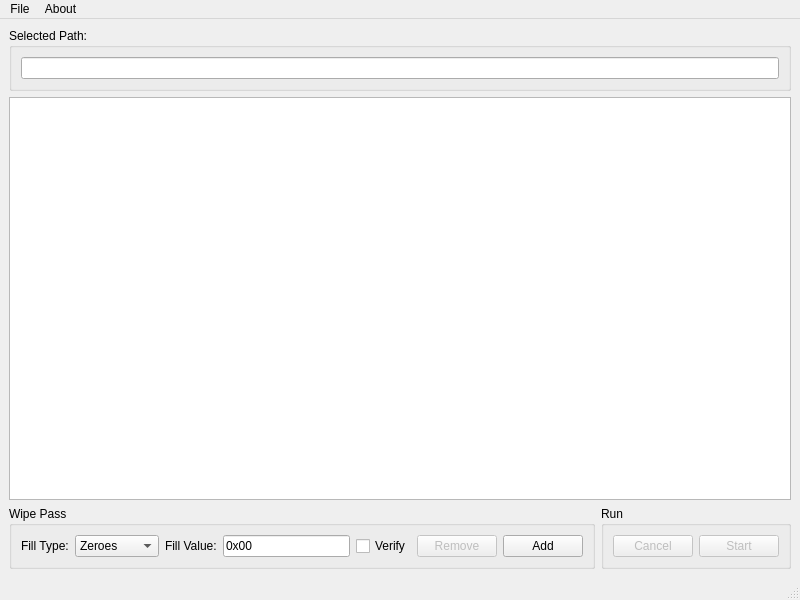
The window that TunkioGUI/MainWindow.ui (visuve/Tunkio) describes before a commit, drawn with Qt 5.
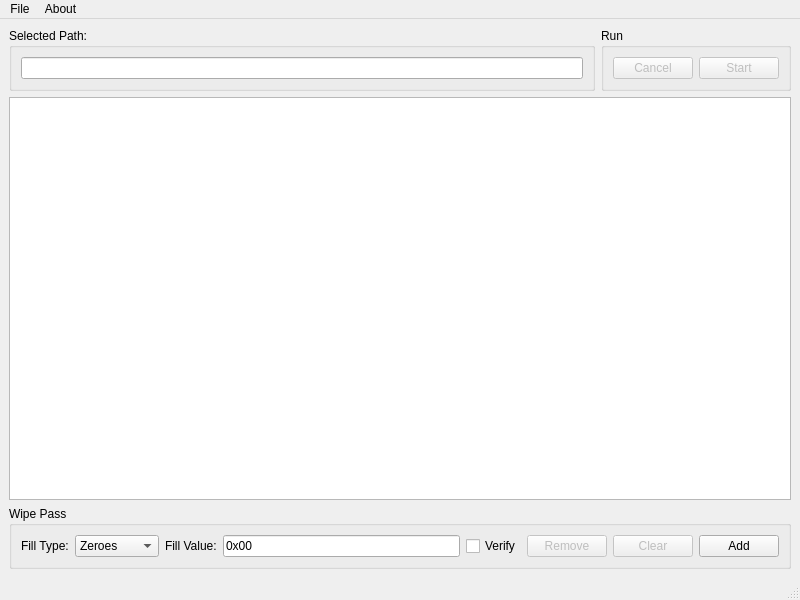
The same window after the commit.

Commit message: Add clear button & re-arrange UI

Diff of the .ui file:
```diff
--- a/TunkioGUI/MainWindow.ui
+++ b/TunkioGUI/MainWindow.ui
@@ -14,9 +14,9 @@
    <string>Tunkio - Data Erasure Tool</string>
   </property>
   <widget class="QWidget" name="centralwidget">
-   <layout class="QGridLayout" name="gridLayout">
-    <item row="0" column="0" colspan="2">
-     <widget class="QGroupBox" name="groupBox">
+   <layout class="QGridLayout" name="gridLayoutCentralWidget">
+    <item row="0" column="0">
+     <widget class="QGroupBox" name="groupBoxPathSelect">
       <property name="title">
        <string>Selected Path:</string>
       </property>
@@ -31,6 +31,35 @@
       </layout>
      </widget>
     </item>
+    <item row="0" column="1">
+     <widget class="QGroupBox" name="groupBoxRun">
+      <property name="title">
+       <string>Run</string>
+      </property>
+      <layout class="QHBoxLayout" name="horizontalLayoutRun">
+       <item>
+        <widget class="QPushButton" name="pushButtonCancel">
+         <property name="enabled">
+          <bool>false</bool>
+         </property>
+         <property name="text">
+          <string>Cancel</string>
+         </property>
+        </widget>
+       </item>
+       <item>
+        <widget class="QPushButton" name="pushButtonStart">
+         <property name="enabled">
+          <bool>false</bool>
+         </property>
+         <property name="text">
+          <string>Start</string>
+         </property>
+        </widget>
+       </item>
+      </layout>
+     </widget>
+    </item>
     <item row="1" column="0" colspan="2">
      <widget class="QTableView" name="tableViewWipePasses">
       <property name="horizontalScrollBarPolicy">
@@ -47,7 +76,7 @@
       </attribute>
      </widget>
     </item>
-    <item row="2" column="0">
+    <item row="2" column="0" colspan="2">
      <widget class="QGroupBox" name="groupBoxAddPass">
       <property name="title">
        <string>Wipe Pass</string>
@@ -131,6 +160,16 @@
          </property>
         </widget>
        </item>
+       <item>
+        <widget class="QPushButton" name="pushButtonClearPasses">
+         <property name="enabled">
+          <bool>false</bool>
+         </property>
+         <property name="text">
+          <string>Clear</string>
+         </property>
+        </widget>
+       </item>
        <item>
         <widget class="QPushButton" name="pushButtonAddPass">
          <property name="text">
@@ -141,35 +180,6 @@
       </layout>
      </widget>
     </item>
-    <item row="2" column="1">
-     <widget class="QGroupBox" name="groupBoxRun">
-      <property name="title">
-       <string>Run</string>
-      </property>
-      <layout class="QHBoxLayout" name="horizontalLayout_2">
-       <item>
-        <widget class="QPushButton" name="pushButtonCancel">
-         <property name="enabled">
-          <bool>false</bool>
-         </property>
-         <property name="text">
-          <string>Cancel</string>
-         </property>
-        </widget>
-       </item>
-       <item>
-        <widget class="QPushButton" name="pushButtonStart">
-         <property name="enabled">
-          <bool>false</bool>
-         </property>
-         <property name="text">
-          <string>Start</string>
-         </property>
-        </widget>
-       </item>
-      </layout>
-     </widget>
-    </item>
    </layout>
   </widget>
   <widget class="QMenuBar" name="menuBarMain">
```
Left out of the diff: 6 changed lines with no effect on the pictures. The commit also changes 5 other files.
